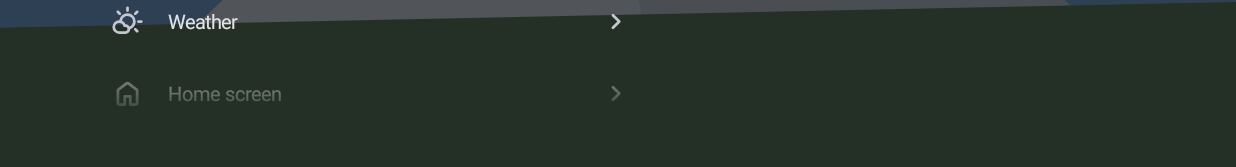
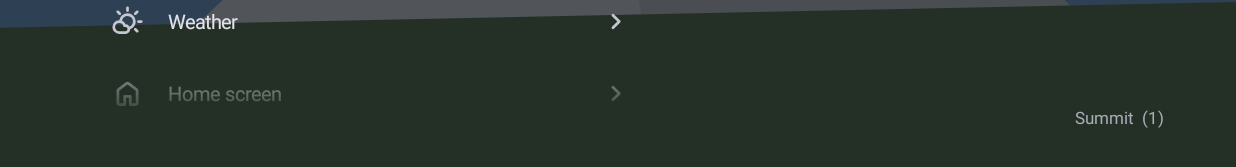
Before and after one commit to exendahal/summit_android_tv_launcher, an Android app: the fragment SettingsFragment placed in its activity, on a phone screen of 824 x 412 dp (held sideways). Shown: the part 448-615 px from the top of the screen. Run offline under Robolectric (Android 15) with nearby library versions, the phone set to English and light mode, and no system bars; pictures from the network do not load.

Commit message:
feat(settings): show the app version

```diff
--- a/app/src/main/java/np/exendahal/summitlauncher/SettingsFragment.java
+++ b/app/src/main/java/np/exendahal/summitlauncher/SettingsFragment.java
@@ -128,6 +128,8 @@ public class SettingsFragment extends Screen {
         listPane = root.findViewById(R.id.list_pane);
         // Fade without an off-screen buffer: far cheaper on low-end TV GPUs, and rows do not overlap anyway.
         listPane.forceHasOverlappingRendering(false);
+        ((TextView) root.findViewById(R.id.version)).setText(
+                getString(R.string.app_name) + " " + BuildConfig.VERSION_NAME + " (" + BuildConfig.VERSION_CODE + ")");
         bindHeader(root, R.id.nav_settings, true);
         Ui.scaleText(root, prefs().decimal(Prefs.TEXT_SCALE)); // before render(), which scales the rows it adds
         render(0);
--- a/app/src/main/res/layout/fragment_settings.xml
+++ b/app/src/main/res/layout/fragment_settings.xml
@@ -45,6 +45,9 @@
             </FrameLayout>
             <TextView style="@style/Himal.Caption" android:layout_width="match_parent" android:layout_height="wrap_content"
                 android:layout_marginTop="10dp" android:text="@string/settings_hint" />
+            <Space android:layout_width="1dp" android:layout_height="0dp" android:layout_weight="1" />
+            <TextView android:id="@+id/version" style="@style/Himal.Caption" android:layout_width="match_parent"
+                android:layout_height="wrap_content" android:gravity="end" />
         </LinearLayout>
     </LinearLayout>
 </LinearLayout>
```
